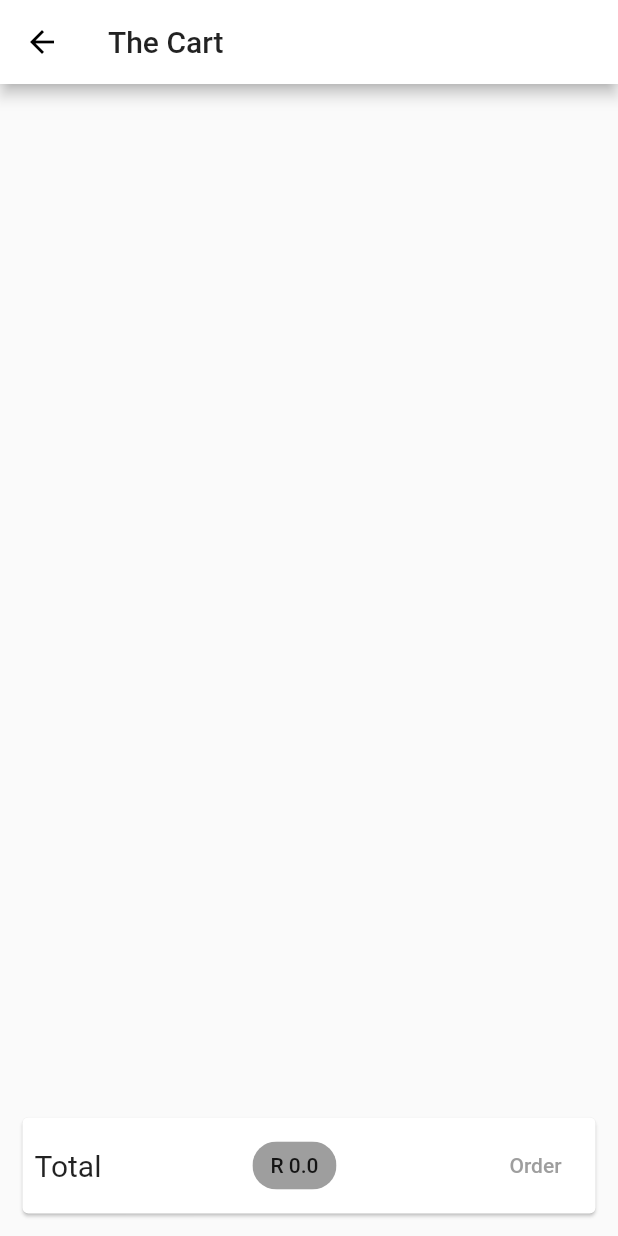
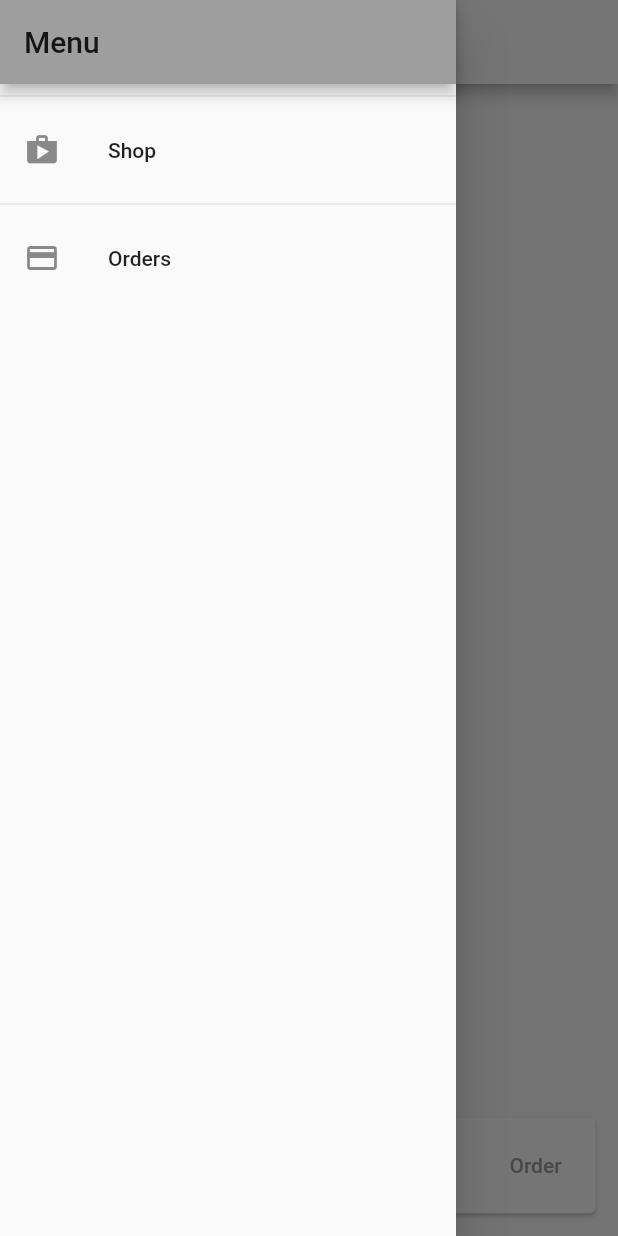
Before and after one commit to mpho-mbonani/sbwl, a Flutter app: the CartScreen screen opened by its route, with the side drawer open (before the commit the screen has no drawer), on a phone screen of 412 x 824 dp. Run offline on Flutter 3.47's test engine with Material 2 defaults, Android fonts, the phone set to English and light mode, and no system bars; network calls fail.

Commit message:
orders screen added

```diff
--- a/lib/main.dart
+++ b/lib/main.dart
@@ -6,6 +6,8 @@ import 'package:SBWL/screens/productDetailScreen.dart';
 import 'package:SBWL/screens/productScreen.dart';
 import 'package:flutter/material.dart';
 import 'package:provider/provider.dart';
+
+import 'screens/ordersScreen.dart';
 
 void main() => runApp(MyApp());
 
@@ -34,6 +36,7 @@ class MyApp extends StatelessWidget {
         routes: {
           ProductDetailScreen.routeName: (context) => ProductDetailScreen(),
           CartScreen.routeName: (context) => CartScreen(),
+          OrdersScreen.routeName: (context) => OrdersScreen(),
         },
       ),
     );
--- a/lib/screens/cartScreen.dart
+++ b/lib/screens/cartScreen.dart
@@ -1,6 +1,7 @@
 import 'package:SBWL/providers/cartProvider.dart';
 import 'package:SBWL/providers/ordersProvider.dart';
 import 'package:SBWL/widgets/cartItem.dart';
+import 'package:SBWL/widgets/menu.dart';
 import 'package:flutter/material.dart';
 import 'package:provider/provider.dart';
 
@@ -14,6 +15,7 @@ class CartScreen extends StatelessWidget {
         backgroundColor: Colors.white,
         title: Text('The Cart'),
       ),
+      drawer: Menu(),
       body: Column(
         children: [
           Expanded(
--- a/lib/screens/ordersScreen.dart
+++ b/lib/screens/ordersScreen.dart
@@ -1,12 +1,23 @@
+import 'package:SBWL/providers/ordersProvider.dart';
+import 'package:SBWL/widgets/menu.dart';
+import 'package:SBWL/widgets/orderItem.dart';
 import 'package:flutter/material.dart';
+import 'package:provider/provider.dart';
 
 class OrdersScreen extends StatelessWidget {
+  static const routeName = '/orders';
   @override
   Widget build(BuildContext context) {
+    final ordersProvider = Provider.of<OrdersProvider>(context);
     return Scaffold(
       appBar: AppBar(
         title: Text('Orders'),
       ),
+      drawer: Menu(),
+      body: ListView.builder(
+        itemCount: ordersProvider.orders.length,
+        itemBuilder: (ctx, i) => OrderItem(ordersProvider.orders[i]),
+      ),
     );
   }
 }
--- a/lib/screens/productDetailScreen.dart
+++ b/lib/screens/productDetailScreen.dart
@@ -1,4 +1,5 @@
 import 'package:SBWL/providers/productsProvider.dart';
+import 'package:SBWL/widgets/menu.dart';
 import 'package:flutter/material.dart';
 import 'package:provider/provider.dart';
 
@@ -13,6 +14,7 @@ class ProductDetailScreen extends StatelessWidget {
         backgroundColor: Colors.white,
         title: Text(product.title),
       ),
+      drawer: Menu(),
       body: SingleChildScrollView(
         child: Column(
           children: [
--- a/lib/screens/productScreen.dart
+++ b/lib/screens/productScreen.dart
@@ -1,6 +1,7 @@
 import 'package:SBWL/providers/cartProvider.dart';
 import 'package:SBWL/screens/cartScreen.dart';
 import 'package:SBWL/widgets/badge.dart';
+import 'package:SBWL/widgets/menu.dart';
 import 'package:SBWL/widgets/productsGrid.dart';
 import 'package:flutter/material.dart';
 import 'package:provider/provider.dart';
@@ -57,6 +58,7 @@ class _ProductScreenState extends State<ProductScreen> {
           ),
         ],
       ),
+      drawer: Menu(),
       body: ProductsGrid(_showFavourites),
     );
   }
--- /dev/null
+++ b/lib/widgets/menu.dart
@@ -0,0 +1,35 @@
+import 'package:SBWL/screens/ordersScreen.dart';
+import 'package:flutter/material.dart';
+
+class Menu extends StatelessWidget {
+  @override
+  Widget build(BuildContext context) {
+    return Drawer(
+      child: Column(
+        children: [
+          AppBar(
+            title: Text('Menu'),
+            automaticallyImplyLeading: false,
+          ),
+          Divider(),
+          ListTile(
+            leading: Icon(Icons.shop),
+            title: Text('Shop'),
+            onTap: () {
+              Navigator.of(context).pushReplacementNamed('/');
+            },
+          ),
+          Divider(),
+          ListTile(
+            leading: Icon(Icons.payment),
+            title: Text('Orders'),
+            onTap: () {
+              Navigator.of(context)
+                  .pushReplacementNamed(OrdersScreen.routeName);
+            },
+          ),
+        ],
+      ),
+    );
+  }
+}
--- a/pubspec.yaml
+++ b/pubspec.yaml
@@ -24,6 +24,7 @@ dependencies:
   flutter:
     sdk: flutter
   provider: ^4.3.2+2
+  intl: ^0.16.1
 
 
   # The following adds the Cupertino Icons font to your application.
```
Also changed, not shown: lib/widgets/orderItem.dart (+20 -1 lines), pubspec.lock.
